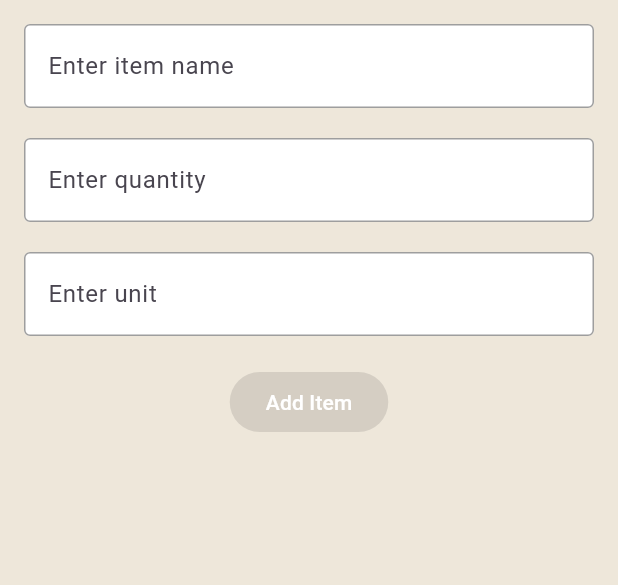
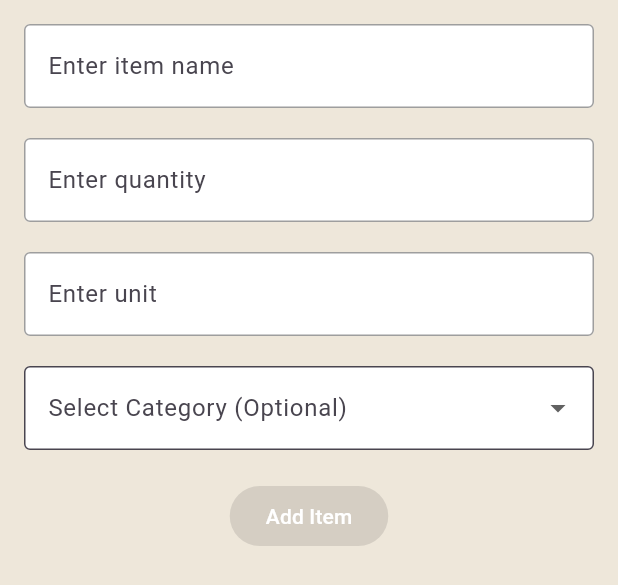
Before and after one commit to XWnina/foo-my-food, a Flutter app: the AddShoppingItemPage widget shown alone on an empty page, opened directly, on a phone screen of 412 x 824 dp. Shown: the top 585 px of the screen. Run offline on Flutter 3.47's test engine with Material 3 defaults, Android fonts, the phone set to English and light mode, and no system bars; our stand-ins replace image_picker, shared_preferences, timezone; missing offline and left inert: device_calendar; accounts and stored records are empty; network calls fail.

Commit message:
shoppinglist category
an add categories when adding add and edit shopping list.
Show categories on shopping list page

```diff
--- a/frontend/lib/datasource/temp_db.dart
+++ b/frontend/lib/datasource/temp_db.dart
@@ -17,6 +17,16 @@ List<String> storageMethods = [
   'Freezer',
   'Pantry',
   'Room Temperature',
+];
+List<String> categories = [
+  'Dairy',
+  'Snacks',
+  'Deli',
+  'Meat',
+  'Grocery',
+  'Frozen',
+  'Fresh',
+  'Bakery'
 ];
 
 class TempDB {
--- a/frontend/lib/providers/shopping_list_provider.dart
+++ b/frontend/lib/providers/shopping_list_provider.dart
@@ -158,6 +158,9 @@ class ShoppingListProvider extends ChangeNotifier {
           updatedFields['baseQuantity'] ?? existingItem['baseQuantity'],
       'unit': updatedFields['unit'] ?? existingItem['unit'],
       'isPurchased': existingItem['isPurchased'],
+      'category': updatedFields.containsKey('category')
+          ? updatedFields['category']
+          : existingItem['category'],
     };
 
     try {
--- a/frontend/lib/screens/add_shopping_item_page.dart
+++ b/frontend/lib/screens/add_shopping_item_page.dart
@@ -2,6 +2,7 @@ import 'package:flutter/material.dart';
 import 'package:foo_my_food_app/utils/colors.dart';
 import 'package:provider/provider.dart';
 import 'package:foo_my_food_app/providers/shopping_list_provider.dart';
+import 'package:foo_my_food_app/datasource/temp_db.dart';
 import 'dart:convert';
 
 class AddShoppingItemPage extends StatefulWidget {
@@ -16,6 +17,7 @@ class _AddShoppingItemPageState extends State<AddShoppingItemPage> {
   final TextEditingController _quantityController = TextEditingController();
   final TextEditingController _unitController = TextEditingController();
   String? itemError, quantityError, unitError;
+  String? _selectedCategory;
 
   bool get isFormValid =>
       itemError == null &&
@@ -72,6 +74,11 @@ class _AddShoppingItemPageState extends State<AddShoppingItemPage> {
       'unit': unit,
       'isPurchased': false,
     };
+
+    // 如果用户选择了分类，才添加分类字段
+    if (_selectedCategory != null) {
+      newItem['category'] = _selectedCategory;
+    }
 
     final response =
         await Provider.of<ShoppingListProvider>(context, listen: false)
@@ -172,7 +179,6 @@ class _AddShoppingItemPageState extends State<AddShoppingItemPage> {
         right: 16.0,
         top: 16.0,
       ),
-
       child: Column(
         mainAxisSize: MainAxisSize.min,
         children: [
@@ -231,6 +237,27 @@ class _AddShoppingItemPageState extends State<AddShoppingItemPage> {
             onChanged: (_) => _validateUnit(), // 单独验证 unit
           ),
           const SizedBox(height: 20),
+          DropdownButtonFormField<String>(
+            decoration: InputDecoration(
+              labelText: 'Select Category (Optional)',
+              border: const OutlineInputBorder(),
+              fillColor: whiteFillColor,
+              filled: true,
+            ),
+            value: _selectedCategory,
+            items: categories
+                .map((category) => DropdownMenuItem(
+                      value: category,
+                      child: Text(category),
+                    ))
+                .toList(),
+            onChanged: (value) {
+              setState(() {
+                _selectedCategory = value;
+              });
+            },
+          ),
+          const SizedBox(height: 20),
           ElevatedButton(
             onPressed: isFormValid ? _saveItem : null, // 禁用按钮直到表单有效
             style: ElevatedButton.styleFrom(
--- a/frontend/lib/screens/edit_shopping_item_page.dart
+++ b/frontend/lib/screens/edit_shopping_item_page.dart
@@ -2,6 +2,7 @@ import 'package:flutter/material.dart';
 import 'package:provider/provider.dart';
 import 'package:foo_my_food_app/utils/colors.dart';
 import 'package:foo_my_food_app/providers/shopping_list_provider.dart';
+import 'package:foo_my_food_app/datasource/temp_db.dart';
 
 class EditShoppingItemPage extends StatefulWidget {
   final Map<String, dynamic> item;
@@ -17,6 +18,7 @@ class _EditShoppingItemPageState extends State<EditShoppingItemPage> {
   late TextEditingController _quantityController;
   late TextEditingController _unitController;
   String? itemError, quantityError, unitError;
+  String? _selectedCategory;
 
   bool get isFormValid =>
       itemError == null &&
@@ -33,6 +35,7 @@ class _EditShoppingItemPageState extends State<EditShoppingItemPage> {
     _quantityController =
         TextEditingController(text: widget.item['baseQuantity'].toString());
     _unitController = TextEditingController(text: widget.item['unit']);
+    _selectedCategory = widget.item['category'];
   }
 
   void _validateItemName() {
@@ -77,15 +80,21 @@ class _EditShoppingItemPageState extends State<EditShoppingItemPage> {
     int quantity = int.parse(_quantityController.text.trim());
     String unit = _unitController.text.trim();
 
+    // 创建更新的物品数据
     Map<String, dynamic> updatedItem = {
       'foodId': widget.item['foodId'],
       'name': name,
       'baseQuantity': quantity,
       'unit': unit,
+      'category': _selectedCategory, // 添加分类字段
     };
+    print("Updated shopplinglist item: $updatedItem");
 
+    // 调用后端更新方法
     await Provider.of<ShoppingListProvider>(context, listen: false)
         .updateItem(updatedItem);
+
+    // 返回到上一页，并传递更新后的数据
     Navigator.pop(context, updatedItem);
   }
 
@@ -156,6 +165,27 @@ class _EditShoppingItemPageState extends State<EditShoppingItemPage> {
             onChanged: (_) => _validateUnit(), // 单独验证 unit
           ),
           const SizedBox(height: 20),
+          DropdownButtonFormField<String>(
+            decoration: InputDecoration(
+              labelText: 'Edit category (optional)',
+              border: const OutlineInputBorder(),
+              fillColor: whiteFillColor,
+              filled: true,
+            ),
+            value: _selectedCategory,
+            items: categories
+                .map((category) => DropdownMenuItem(
+                      value: category,
+                      child: Text(category),
+                    ))
+                .toList(),
+            onChanged: (value) {
+              setState(() {
+                _selectedCategory = value;
+              });
+            },
+          ),
+          const SizedBox(height: 20),
           ElevatedButton(
             onPressed: isFormValid ? _saveItem : null, // 禁用按钮直到表单有效
             style: ElevatedButton.styleFrom(
```
Also changed, not shown: frontend/lib/screens/homepage.dart (+7 -1 lines), frontend/lib/screens/shopping_list_page.dart (+34 -10 lines), 2 other files.
